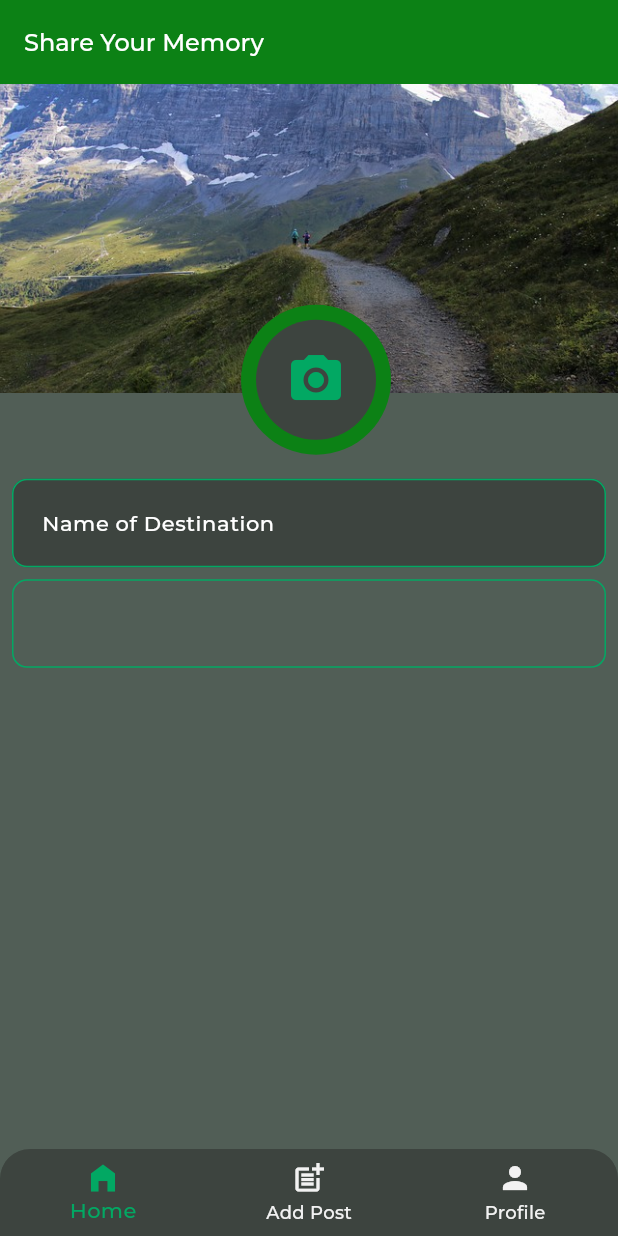
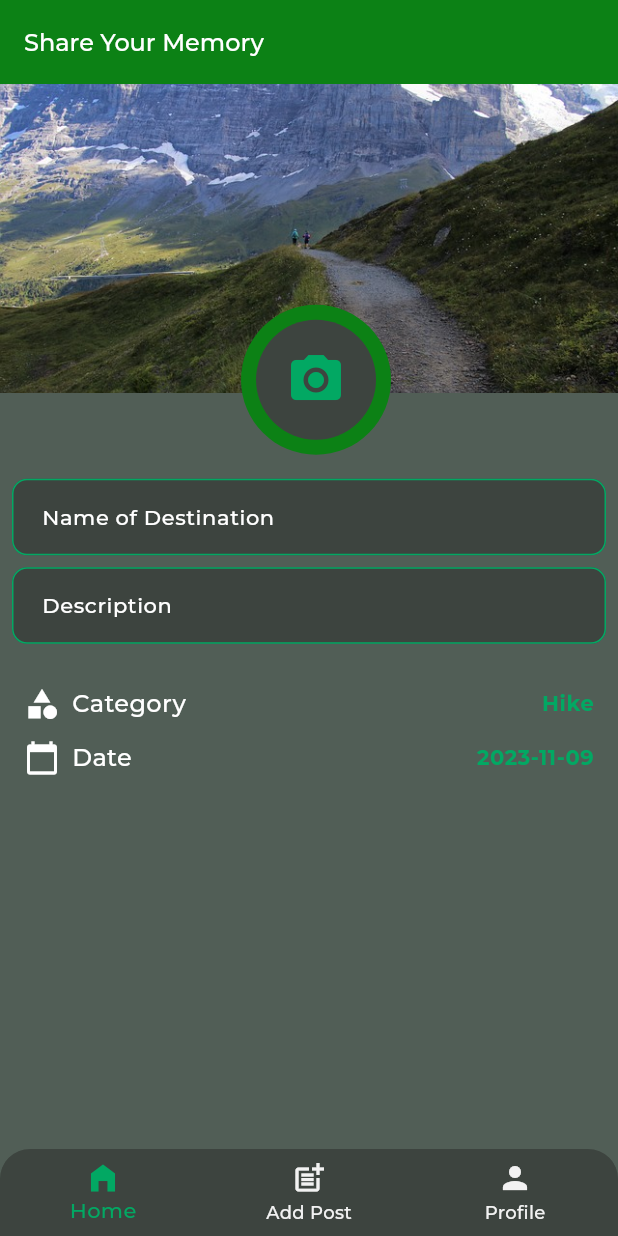
Before and after one commit to Praanim/Hiking-Nepal, a Flutter app: the AddPostPage screen opened by its route, on a phone screen of 412 x 824 dp. Run offline on Flutter 3.47's test engine with Material 2 defaults, Android fonts, the phone set to English and light mode, and no system bars; our stand-ins replace dio, equatable, firebase_auth, firebase_core, flutter_bloc, get_it and 1 more; accounts and stored records are empty; network calls fail.

Commit message:
did little work chya

```diff
--- a/lib/core/constants/app_media.dart
+++ b/lib/core/constants/app_media.dart
@@ -1,12 +1,12 @@
 class AppMedia {
   AppMedia._();
 
-  //base path for image
+  ///base path for image
   static const imageBasePath = 'assets/images';
 
-  //login image
+  ///login image
   static const loginImage = '$imageBasePath/login.jpg';
 
-  //add post cover image
+  ///add post cover image
   static const addPostCoverImage = '$imageBasePath/add_post_cover.jpg';
 }
--- /dev/null
+++ b/lib/core/services/date_parser_service.dart
@@ -0,0 +1,9 @@
+import 'package:intl/intl.dart';
+
+class DateParserService {
+  ///this method is responsible for only getting formatted date from datetime
+  ///datatype
+  static String getDateOnly(DateTime dateTime) {
+    return DateFormat('yyyy-MM-dd').format(dateTime);
+  }
+}
--- a/lib/features/post/presentation/pages/add_post_page.dart
+++ b/lib/features/post/presentation/pages/add_post_page.dart
@@ -2,8 +2,10 @@ import 'package:flutter/material.dart';
 import 'package:hiking_nepal/core/constants/app_constants.dart';
 import 'package:hiking_nepal/core/constants/app_media.dart';
 import 'package:hiking_nepal/core/extensions/helper_extension.dart';
+import 'package:hiking_nepal/core/services/date_parser_service.dart';
 import 'package:hiking_nepal/core/theme/app_colors.dart';
 import 'package:hiking_nepal/core/utils/gap.dart';
+import 'package:hiking_nepal/features/post/presentation/widgets/custom_tile.dart';
 
 class AddPostPage extends StatefulWidget {
   const AddPostPage({super.key});
@@ -16,12 +18,19 @@ class _AddPostPageState extends State<AddPostPage> {
   late TextEditingController _nameController;
   late TextEditingController _descriptionController;
 
+  final List<String> _category = ['Hike', 'Trek', 'Ride/Drive'];
+  late String selectedCategory;
+
+  late DateTime _selectedDate;
+
   @override
   void initState() {
     super.initState();
 
     _nameController = TextEditingController();
     _descriptionController = TextEditingController();
+    selectedCategory = _category[0];
+    _selectedDate = DateTime.now();
   }
 
   @override
@@ -86,13 +95,67 @@ class _AddPostPageState extends State<AddPostPage> {
                 child: Column(
                   children: [
                     TextFormField(
+                      style: context.textTheme.bodySmall,
+                      controller: _nameController,
+                      textInputAction: TextInputAction.next,
                       decoration:
                           _makePageInputDecoration("Name of Destination"),
                     ),
                     VerticalGap.s,
                     TextFormField(
-                      decoration: InputDecoration(),
-                    )
+                      style: context.textTheme.bodySmall,
+                      controller: _descriptionController,
+                      decoration: _makePageInputDecoration("Description"),
+                    ),
+                    VerticalGap.l,
+
+                    ///category
+                    CustomTile(
+                      iconData: Icons.category,
+                      title: "Category",
+                      suffix: DropdownButtonHideUnderline(
+                        child: DropdownButton<String>(
+                          alignment: AlignmentDirectional.centerEnd,
+                          icon: const SizedBox.shrink(),
+                          value: selectedCategory,
+                          dropdownColor: LightColor.whiteSmoke,
+                          items: _category
+                              .map((e) => DropdownMenuItem<String>(
+                                  value: e,
+                                  child: Text(
+                                    e,
+                                    style: context.textTheme.bodySmall!
+                                        .copyWith(
+                                            fontWeight: FontWeight.bold,
+                                            color:
+                                                Theme.of(context).primaryColor),
+                                  )))
+                              .toList(),
+                          onChanged: (value) {
+                            setState(() {
+                              selectedCategory = value ?? selectedCategory;
+                            });
+                          },
+                        ),
+                      ),
+                    ),
+
+                    ///date
+                    CustomTile(
+                        title: "Date",
+                        iconData: Icons.calendar_today,
+                        suffix: Text(
+                          DateParserService.getDateOnly(_selectedDate),
+                          style: context.textTheme.bodySmall!.copyWith(
+                              fontWeight: FontWeight.bold,
+                              color: Theme.of(context).primaryColor),
+                        )
+                        // DatePickerDialog(
+                        //     initialDate: DateTime.now(),
+                        //     firstDate: DateTime.now(),
+                        //     lastDate:
+                        //         DateTime.now().add(const Duration(days: 365))),
+                        )
                   ],
                 ),
               )
--- /dev/null
+++ b/lib/features/post/presentation/widgets/custom_tile.dart
@@ -0,0 +1,42 @@
+import 'package:flutter/material.dart';
+import 'package:hiking_nepal/core/constants/app_constants.dart';
+
+import 'package:hiking_nepal/core/utils/gap.dart';
+
+class CustomTile extends StatelessWidget {
+  ///custom suffix widget
+  final Widget suffix;
+
+  ///name of the title
+  final String title;
+
+  ///icon data
+  final IconData iconData;
+
+  const CustomTile({
+    Key? key,
+    required this.suffix,
+    required this.title,
+    required this.iconData,
+  }) : super(key: key);
+
+  @override
+  Widget build(BuildContext context) {
+    return Padding(
+      padding: const EdgeInsets.symmetric(horizontal: AppConstants.pad8),
+      child: Row(
+        mainAxisAlignment: MainAxisAlignment.spaceBetween,
+        children: [
+          Row(
+            children: [
+              Icon(iconData),
+              HorizontalGap.s,
+              Text(title),
+            ],
+          ),
+          suffix
+        ],
+      ),
+    );
+  }
+}
--- a/lib/main.dart
+++ b/lib/main.dart
@@ -25,6 +25,7 @@ class MyApp extends StatelessWidget {
         routerConfig: router,
         title: 'Hiking Nepal',
         theme: ThemeData(
+            iconTheme: const IconThemeData(color: LightColor.primaryText),
             appBarTheme: const AppBarTheme(
                 color: LightColor.secondaryColor, elevation: 0),
             scaffoldBackgroundColor: LightColor.primaryBackgroundColor,
--- a/pubspec.yaml
+++ b/pubspec.yaml
@@ -2,7 +2,7 @@ name: hiking_nepal
 description: A new Flutter project.
 # The following line prevents the package from being accidentally published to
 # pub.dev using `flutter pub publish`. This is preferred for private packages.
-publish_to: 'none' # Remove this line if you wish to publish to pub.dev
+publish_to: "none" # Remove this line if you wish to publish to pub.dev
 
 # The following defines the version and build number for your application.
 # A version number is three numbers separated by dots, like 1.2.43
@@ -19,7 +19,7 @@ publish_to: 'none' # Remove this line if you wish to publish to pub.dev
 version: 1.0.0+1
 
 environment:
-  sdk: '>=3.0.5 <4.0.0'
+  sdk: ">=3.0.5 <4.0.0"
 
 # Dependencies specify other packages that your package needs in order to work.
 # To automatically upgrade your package dependencies to the latest versions
@@ -39,6 +39,7 @@ dependencies:
   flutter_bloc: ^8.1.3
   get_it: ^7.6.4
   go_router: ^11.0.0
+  intl: ^0.18.1
 
 dev_dependencies:
   flutter_lints: ^2.0.0
@@ -49,7 +50,6 @@ dev_dependencies:
 # following page: https://dart.dev/tools/pub/pubspec
 # The following section is specific to Flutter packages.
 flutter:
-
   # The following line ensures that the Material Icons font is
   # included with your application, so that you can use the icons in
   # the material Icons class.
```
Also changed, not shown: pubspec.lock.
